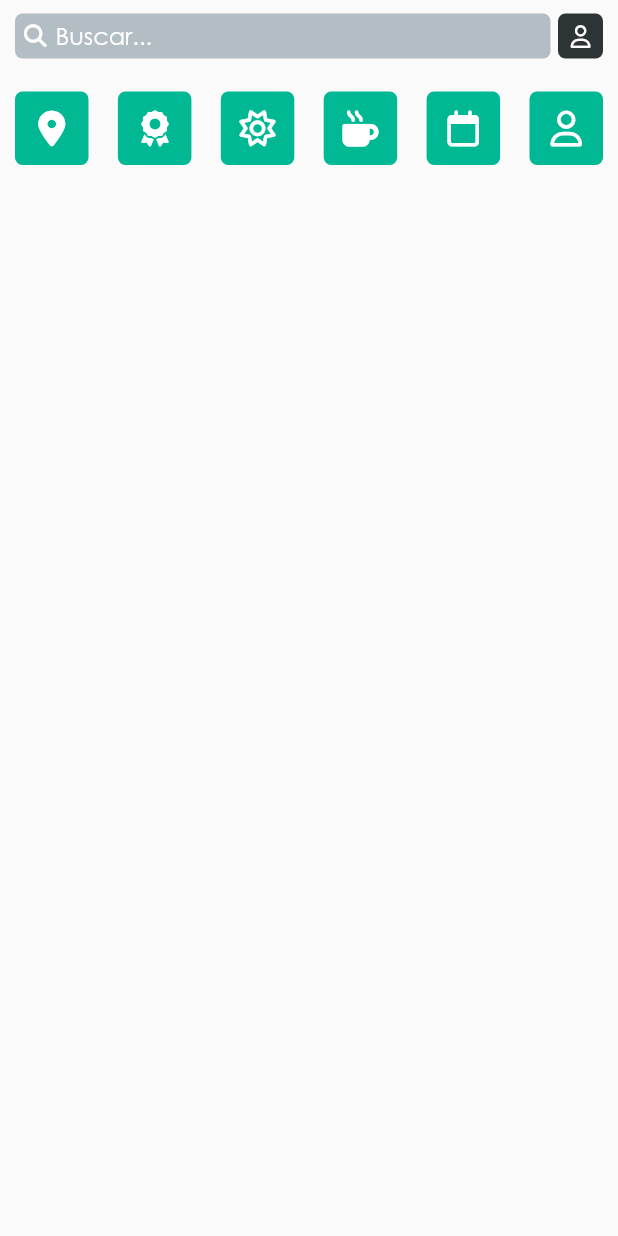
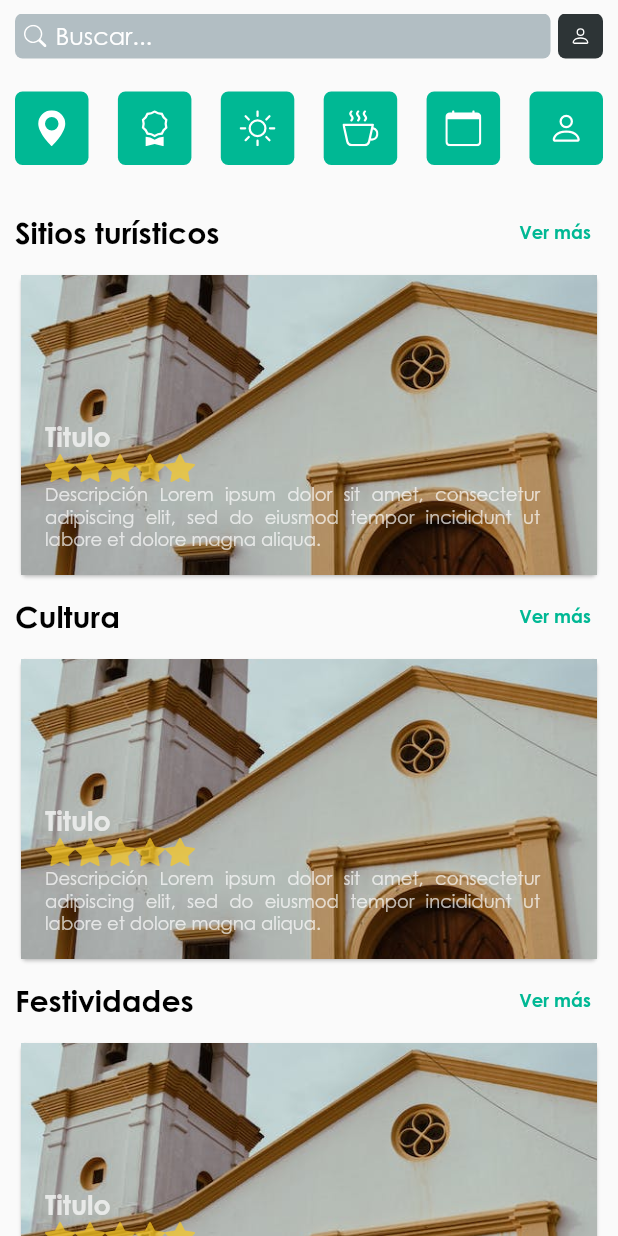
Before and after one commit to pueblobelloapp/TouristApp, a Flutter app: the Principal screen opened directly, on a phone screen of 412 x 824 dp. Run offline on Flutter 3.47's test engine with Material 2 defaults, Android fonts, the light colour scheme and no system bars; our stand-ins replace bootstrap_icons, firebase_auth, firebase_core, font_awesome_flutter, get, google_maps_flutter and 4 more; accounts and stored records are empty.

Commit message:
se hace cambio en vista de ubicacion, se agregan assets y se arregla vista registrar de manera visual, se cambia todos los iconos a boostrasp Icons

```diff
--- a/lib/Recursos/Modelos/Catergoria/CategoriaBton.dart
+++ b/lib/Recursos/Modelos/Catergoria/CategoriaBton.dart
@@ -1,8 +1,7 @@
-import 'package:flutter/cupertino.dart';
-import 'package:font_awesome_flutter/font_awesome_flutter.dart';
+import 'package:flutter/material.dart';
 
 class CategoryButton {
-  final FaIcon icon;
+  final Icon icon;
   final VoidCallback onPressed;
 
   CategoryButton({required this.icon, required this.onPressed});
--- a/lib/Recursos/Modelos/Catergoria/CategoriaBtonRowController.dart
+++ b/lib/Recursos/Modelos/Catergoria/CategoriaBtonRowController.dart
@@ -1,43 +1,43 @@
 import 'package:app_turismo_usuario/Recursos/Modelos/Catergoria/CategoriaBton.dart';
+import 'package:bootstrap_icons/bootstrap_icons.dart';
 import 'package:flutter/material.dart';
-import 'package:font_awesome_flutter/font_awesome_flutter.dart';
 import 'package:get/get.dart';
 
 class CategoryButtonRowController extends GetxController {
   final buttons = <CategoryButton>[
     CategoryButton(
-        icon: const FaIcon(
-          FontAwesomeIcons.locationDot,
+        icon: const Icon(
+          BootstrapIcons.geo_alt_fill,
           color: Color.fromRGBO(255, 255, 255, 1),
         ),
         onPressed: () {}),
     CategoryButton(
-        icon: const FaIcon(
-          FontAwesomeIcons.award,
+        icon: const Icon(
+          BootstrapIcons.award,
           color: Color.fromRGBO(255, 255, 255, 1),
         ),
         onPressed: () {}),
     CategoryButton(
-        icon: const FaIcon(
-          FontAwesomeIcons.sun,
+        icon: const Icon(
+          BootstrapIcons.sun,
           color: Color.fromRGBO(255, 255, 255, 1),
         ),
         onPressed: () {}),
     CategoryButton(
-        icon: const FaIcon(
-          FontAwesomeIcons.mugHot,
+        icon: const Icon(
+          BootstrapIcons.cup_hot,
           color: Color.fromRGBO(255, 255, 255, 1),
         ),
         onPressed: () {}),
     CategoryButton(
-        icon: const FaIcon(
-          FontAwesomeIcons.calendar,
+        icon: const Icon(
+          BootstrapIcons.calendar,
           color: Color.fromRGBO(255, 255, 255, 1),
         ),
         onPressed: () {}),
     CategoryButton(
-        icon: const FaIcon(
-          FontAwesomeIcons.user,
+        icon: const Icon(
+          BootstrapIcons.person,
           color: Color.fromRGBO(255, 255, 255, 1),
         ),
         onPressed: () {}),
--- /dev/null
+++ b/lib/Recursos/Modelos/Tarjeta_turistica/tarjeta_turistica.dart
@@ -0,0 +1,105 @@
+import 'package:app_turismo_usuario/Recursos/Paginas/Sitio/sitio.dart';
+import 'package:app_turismo_usuario/Recursos/theme/app_theme.dart';
+import 'package:flutter/material.dart';
+import 'package:font_awesome_flutter/font_awesome_flutter.dart';
+import 'package:get/get.dart';
+import 'package:transparent_image/transparent_image.dart';
+
+import 'tarjeta_turistica_controller.dart';
+
+class TarjetaTuristica extends StatelessWidget {
+  final String titulo;
+  final IconData icono;
+  final String descripcion;
+  final String imageUrl;
+
+  const TarjetaTuristica(
+      {super.key,
+      required this.titulo,
+      required this.icono,
+      required this.descripcion,
+      required this.imageUrl});
+
+  @override
+  Widget build(BuildContext context) {
+    final TarjetaTuristicaController tarjetaTuristicaController = Get.find();
+
+    return Card(
+        child: Column(
+      crossAxisAlignment: CrossAxisAlignment.start,
+      children: [
+        GestureDetector(
+          onTap: () {
+            Get.to(SitioPage());
+          },
+          child: Stack(children: [
+            Image.asset(
+              imageUrl,
+              fit: BoxFit.cover,
+              width: double.infinity,
+              height: 200,
+            ),
+            Positioned(
+                left: 16.0,
+                bottom: 16.0,
+                child: Opacity(
+                  opacity: 0.7,
+                  child: Column(
+                    crossAxisAlignment: CrossAxisAlignment.start,
+                    children: [
+                      Text(
+                        titulo,
+                        style: const TextStyle(
+                            fontSize: 18.0,
+                            fontWeight: FontWeight.bold,
+                            color: AppBasicColors.white),
+                      ),
+                      Row(
+                        children: [
+                          Icon(
+                            icono,
+                            color: AppBasicColors.hellow,
+                            size: 20.0,
+                          ),
+                          Icon(
+                            icono,
+                            color: AppBasicColors.hellow,
+                            size: 20.0,
+                          ),
+                          Icon(
+                            icono,
+                            color: AppBasicColors.hellow,
+                            size: 20.0,
+                          ),
+                          Icon(
+                            icono,
+                            color: AppBasicColors.hellow,
+                            size: 20.0,
+                          ),
+                          Icon(
+                            icono,
+                            color: AppBasicColors.hellow,
+                            size: 20.0,
+                          ),
+                        ],
+                      ),
+                      SizedBox(
+                        width: 330,
+                        child: Expanded(
+                          child: Text(
+                            descripcion,
+                            textAlign: TextAlign.justify,
+                            style: const TextStyle(
+                                fontSize: 12.0, color: AppBasicColors.white),
+                          ),
+                        ),
+                      )
+                    ],
+                  ),
+                ))
+          ]),
+        )
+      ],
+    ));
+  }
+}
--- /dev/null
+++ b/lib/Recursos/Modelos/Tarjeta_turistica/tarjeta_turistica_controller.dart
@@ -0,0 +1,10 @@
+import 'package:flutter/material.dart';
+import 'package:get/get.dart';
+
+class TarjetaTuristicaController extends GetxController {
+  var mostrarMasSitios = false.obs;
+
+  void mostrarSitios() {
+    mostrarMasSitios.toggle();
+  }
+}
--- a/lib/Recursos/Paginas/Principal/principal.dart
+++ b/lib/Recursos/Paginas/Principal/principal.dart
@@ -1,13 +1,17 @@
 import 'package:app_turismo_usuario/Recursos/Modelos/Catergoria/CategoriaBtonRow.dart';
+import 'package:app_turismo_usuario/Recursos/Modelos/Tarjeta_turistica/tarjeta_turistica.dart';
 import 'package:app_turismo_usuario/Recursos/Paginas/Login/LoginControllers.dart';
 import 'package:app_turismo_usuario/Recursos/Paginas/Perfil/Perfil.dart';
 import 'package:app_turismo_usuario/Recursos/Paginas/Principal/principalController.dart';
 import 'package:app_turismo_usuario/Recursos/Paginas/Recuperar_contrase%C3%B1a/RecuperarContrasena.dart';
+import 'package:app_turismo_usuario/Recursos/Widget/ContainerText.dart';
 import 'package:app_turismo_usuario/Recursos/theme/app_theme.dart';
+import 'package:bootstrap_icons/bootstrap_icons.dart';
 import 'package:flutter/material.dart';
 import 'package:font_awesome_flutter/font_awesome_flutter.dart';
 import 'package:get/get.dart';
 import '../../Modelos/Catergoria/CategoriaBtonRowController.dart';
+import '../../Modelos/Tarjeta_turistica/tarjeta_turistica_controller.dart';
 
 class Principal extends GetView<PrincipalController> {
   const Principal({super.key});
@@ -32,8 +36,13 @@ class Principal extends GetView<PrincipalController> {
 
 Widget _search(BuildContext context) {
   final controller = Get.put<PrincipalController>(PrincipalController());
+  final TarjetaTuristicaController tarjetaTuristicaController =
+      Get.put(TarjetaTuristicaController());
+
   Get.put(CategoryButtonRowController());
+
   return SafeArea(
+      child: SingleChildScrollView(
     child: Column(
       children: [
         Row(
@@ -46,8 +55,8 @@ Widget _search(BuildContext context) {
                 ),*/
                 child: _textFormFielWidget(
                     controller.search,
-                  const FaIcon(
-                    FontAwesomeIcons.magnifyingGlass,
+                    const Icon(
+                      BootstrapIcons.search,
                       color: AppBasicColors.white,
                       size: 15.0,
                     ),
@@ -69,14 +78,66 @@ Widget _search(BuildContext context) {
           ],
         ),
         const SizedBox(height: 22.0),
-      const CategoryButtonRow()
+        const CategoryButtonRow(),
+        const SizedBox(height: 21.0),
+        _listTurismo(),
       ],
+    ),
   ));
+}
+
+Widget _listTurismo() {
+  final TarjetaTuristicaController tarjetaTuristicaController =
+      Get.put(TarjetaTuristicaController());
+
+  return Column(
+    children: [
+      WidgetText(
+          text: 'Sitios turísticos',
+          onPressed: () {
+            //Get.to(SitiosTuristicoPage());
+          }),
+      const SizedBox(
+        child: TarjetaTuristica(
+            titulo: 'Titulo',
+            icono: BootstrapIcons.star_fill,
+            descripcion:
+                'Descripción Lorem ipsum dolor sit amet, consectetur adipiscing elit, sed do eiusmod tempor incididunt ut labore et dolore magna aliqua. ',
+            imageUrl: 'Assets/Img/sitiocard.png'),
+      ),
+      WidgetText(
+          text: 'Cultura',
+          onPressed: () {
+            //Get.to(SitiosTuristicoPage());
+          }),
+      const SizedBox(
+        child: TarjetaTuristica(
+            titulo: 'Titulo',
+            icono: BootstrapIcons.star_fill,
+            descripcion:
+                'Descripción Lorem ipsum dolor sit amet, consectetur adipiscing elit, sed do eiusmod tempor incididunt ut labore et dolore magna aliqua. ',
+            imageUrl: 'Assets/Img/sitiocard.png'),
+      ),
+      WidgetText(
+          text: 'Festividades',
+          onPressed: () {
+            //Get.to(SitiosTuristicoPage());
+          }),
+      const SizedBox(
+        child: TarjetaTuristica(
+            titulo: 'Titulo',
+            icono: BootstrapIcons.star_fill,
+            descripcion:
+                'Descripción Lorem ipsum dolor sit amet, consectetur adipiscing elit, sed do eiusmod tempor incididunt ut labore et dolore magna aliqua. ',
+            imageUrl: 'Assets/Img/sitiocard.png'),
+      ),
+    ],
+  );
 }
 
 Widget _popupMenuProfile(context) {
   return PopupMenuButton(
-    icon: const FaIcon(FontAwesomeIcons.user,
+    icon: const Icon(BootstrapIcons.person,
         color: AppBasicColors.white, size: 15.0),
     itemBuilder: (BuildContext context) {
       return <PopupMenuEntry>[
@@ -91,14 +152,12 @@ Widget _popupMenuProfile(context) {
                 decoration: const BoxDecoration(
                     color: Color.fromRGBO(45, 52, 54, 1),
                     borderRadius: BorderRadius.all(Radius.circular(5.0))),
-                  child: const Padding(
-                    padding: EdgeInsets.all(8.0),
-                    child: FaIcon(
-                      FontAwesomeIcons.user,
+                child: const Icon(
+                  BootstrapIcons.person,
                   color: AppBasicColors.white,
-                      size: 15.0,
+                  //size: 15.0,
                 ),
-                  )),
+              ),
               title: const Text(
                 'Mi perfil',
                 style: TextStyle(fontWeight: FontWeight.bold),
@@ -117,14 +176,11 @@ Widget _popupMenuProfile(context) {
                 decoration: const BoxDecoration(
                     color: Color.fromRGBO(45, 52, 54, 1),
                     borderRadius: BorderRadius.all(Radius.circular(5.0))),
-                  child: const Padding(
-                    padding: EdgeInsets.all(8.0),
-                    child: FaIcon(
-                      FontAwesomeIcons.lock,
+                child: const Icon(
+                  BootstrapIcons.lock,
                   color: AppBasicColors.white,
-                      size: 15.0,
                 ),
-                  )),
+              ),
               title: const Text(
                 'Cambiar clave',
                 style: TextStyle(fontWeight: FontWeight.bold),
@@ -143,14 +199,11 @@ Widget _popupMenuProfile(context) {
                 decoration: const BoxDecoration(
                     color: Color.fromRGBO(45, 52, 54, 1),
                     borderRadius: BorderRadius.all(Radius.circular(5.0))),
-                  child: const Padding(
-                    padding: EdgeInsets.all(8.0),
-                    child: FaIcon(
-                      FontAwesomeIcons.powerOff,
+                child: const Icon(
+                  BootstrapIcons.power,
                   color: AppBasicColors.white,
-                      size: 15.0,
                 ),
-                  )),
+              ),
               title: const Text(
                 'Cerrar sesión',
                 style: TextStyle(fontWeight: FontWeight.bold),
@@ -185,7 +238,7 @@ Widget _popupMenuProfile(context) {
   );
 }
 
-Widget _textFormFielWidget(TextEditingController controlador, FaIcon icono,
+Widget _textFormFielWidget(TextEditingController controlador, Icon icono,
     String textGuide, bool estate, TextInputType textInputType) {
   return TextFormField(
     controller: controlador,
--- /dev/null
+++ b/lib/Recursos/Widget/ContainerText.dart
@@ -0,0 +1,35 @@
+import 'package:app_turismo_usuario/Recursos/theme/app_theme.dart';
+import 'package:flutter/material.dart';
+
+class WidgetText extends StatelessWidget {
+  final String text;
+  final VoidCallback onPressed;
+
+  const WidgetText({super.key, required this.text, required this.onPressed});
+
+  @override
+  Widget build(BuildContext context) {
+    return Row(
+      //mainAxisAlignment: MainAxisAlignment.spaceBetween,
+      children: [
+        Expanded(
+            child: Text(
+          text,
+          style: const TextStyle(
+              fontSize: 20.0,
+              color: AppBasicColors.black,
+              fontWeight: FontWeight.bold),
+        )),
+        TextButton(
+            onPressed: onPressed,
+            child: const Text(
+              'Ver más',
+              style: TextStyle(
+                  fontSize: 12.0,
+                  color: AppBasicColors.rgb,
+                  fontWeight: FontWeight.bold),
+            ))
+      ],
+    );
+  }
+}
--- a/lib/Recursos/theme/app_theme.dart
+++ b/lib/Recursos/theme/app_theme.dart
@@ -1,13 +1,14 @@
 import 'package:flutter/material.dart';
 
 class AppBasicColors {
-  static const white = Color(0xFFFFFFFF);
+  static const white = Color.fromRGBO(255, 255, 255, 1);
   static final green = Colors.green.shade600;
   static const rgb = Color.fromRGBO(0, 184, 148, 1);
   static final lightGreen = Colors.green.shade400;
   static const lightGrey = Color(0xFFBBBBBB);
-  static const black = Color(0xFF212121);
+  static const black = Color.fromRGBO(0, 0, 0, 1);
   static const lightBlack = Colors.black38;
   static const lightWhite = Color(0x3DFFFFFF);
-  static const hellow = Color(0xFFf2C611);
+  static const hellow = Color.fromRGBO(249, 202, 36, 1);
+  static const greyRgba = Color.fromRGBO(179, 190, 195, 1);
 }
--- a/pubspec.yaml
+++ b/pubspec.yaml
@@ -26,6 +26,8 @@ dependencies:
   location: ^4.4.0
   google_maps_flutter: ^2.2.5
   image_picker: ^0.8.8
+  transparent_image: ^2.0.1
+  bootstrap_icons: ^1.10.5+2
 
 dev_dependencies:
   flutter_test:
```
Also changed, not shown: lib/Recursos/Paginas/Login/Login.dart (+6 -6 lines), lib/Recursos/Paginas/My_location/my_location.dart (+22 -14 lines), lib/Recursos/Paginas/My_location/my_location_controller.dart (+25 -10 lines), lib/Recursos/Paginas/Perfil/Perfil.dart (+11 -10 lines), lib/Recursos/Paginas/Recuperar_contraseña/RecuperarContrasena.dart (+8 -7 lines), lib/Recursos/Paginas/Registrar/Registrar.dart (+31 -28 lines), lib/Recursos/Paginas/SplashScreen/splashScreen.dart (+5 -2 lines), Assets/Img/error.gif (added), Assets/Img/location.gif (added), Assets/Img/sitiocard.png (added), Assets/Img/thumb-down.gif (added), pubspec.lock, 1 other file. Lines whose indentation alone changed are shown as unchanged.
